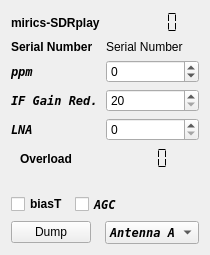
Above: src/devices/sdrplay-handler-v3/sdrplay-widget-v3.ui from tomneda/DABstar before the change. Below: the same form after it.
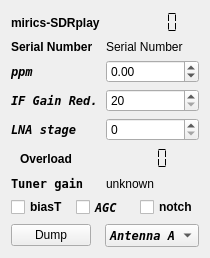
That is the form after the change.

```diff
--- a/src/devices/sdrplay-handler-v3/sdrplay-widget-v3.ui
+++ b/src/devices/sdrplay-handler-v3/sdrplay-widget-v3.ui
@@ -84,17 +84,17 @@
       </widget>
      </item>
      <item row="2" column="1">
-      <widget class="QSpinBox" name="ppmControl">
+      <widget class="QDoubleSpinBox" name="ppmControl">
        <property name="toolTip">
         <string>&lt;html&gt;&lt;head/&gt;&lt;body&gt;&lt;p&gt;ppm control. Tells the device the offset (in ppm) of the observed
                   oscillator offset.&lt;/p&gt;&lt;/body&gt;&lt;/html&gt;
                 </string>
        </property>
        <property name="minimum">
-        <number>-200</number>
+        <double>-150.0</double>
        </property>
        <property name="maximum">
-        <number>200</number>
+        <double>150.0</double>
        </property>
       </widget>
      </item>
@@ -134,7 +134,7 @@
         </font>
        </property>
        <property name="text">
-        <string>LNA</string>
+        <string>LNA stage</string>
        </property>
       </widget>
      </item>
@@ -208,6 +208,31 @@
        </property>
       </widget>
      </item>
+     <item row="6" column="0">
+      <widget class="QLabel" name="label_4">
+       <property name="font">
+        <font>
+         <family>DejaVu Sans Mono</family>
+         <weight>75</weight>
+         <bold>true</bold>
+        </font>
+       </property>
+       <property name="text">
+        <string>Tuner gain</string>
+       </property>
+      </widget>
+     </item>
+     <item row="6" column="1">
+      <widget class="QLabel" name="tunerGain">
+       <property name="text">
+        <string>unknown</string>
+       </property>
+       <property name="toolTip">
+        <string>&lt;html&gt;&lt;head/&gt;&lt;body&gt;&lt;p&gt;Total tuner gain (LNA+Mixer+IF)
+        </string>
+       </property>
+      </widget>
+     </item>
     </layout>
    </item>
    <item>
@@ -246,17 +271,22 @@
       </widget>
      </item>
      <item>
-      <spacer name="horizontalSpacer_5">
-       <property name="orientation">
-        <enum>Qt::Horizontal</enum>
+      <widget class="QCheckBox" name="notch_selector">
+       <property name="font">
+        <font>
+         <weight>75</weight>
+         <bold>true</bold>
+        </font>
        </property>
-       <property name="sizeHint" stdset="0">
-        <size>
-         <width>40</width>
-         <height>20</height>
-        </size>
+       <property name="toolTip">
+        <string>&lt;html&gt;&lt;head/&gt;&lt;body&gt;&lt;p&gt;Touch to switch on the notch filter.
+         &lt;/p&gt;&lt;p&gt;If switched on, it attenuates the AM and FM frequency ranges.&lt;/p&gt;&lt;/body&gt;&lt;/html&gt;
+        </string>
        </property>
-      </spacer>
+       <property name="text">
+        <string>notch</string>
+       </property>
+      </widget>
      </item>
     </layout>
    </item>
```
Left out of the diff: 35 changed lines with no effect on the pictures.
